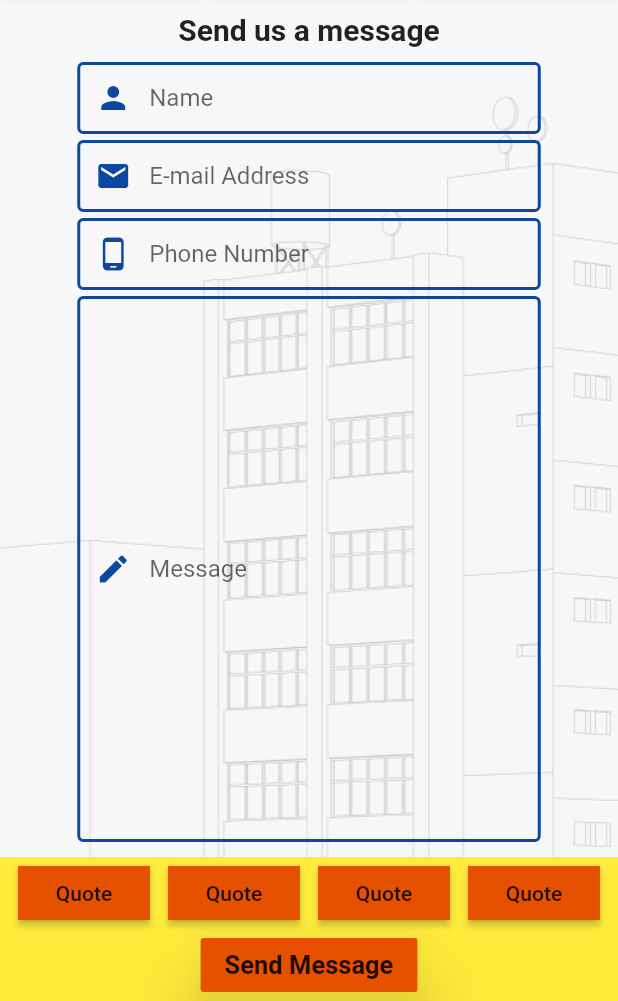
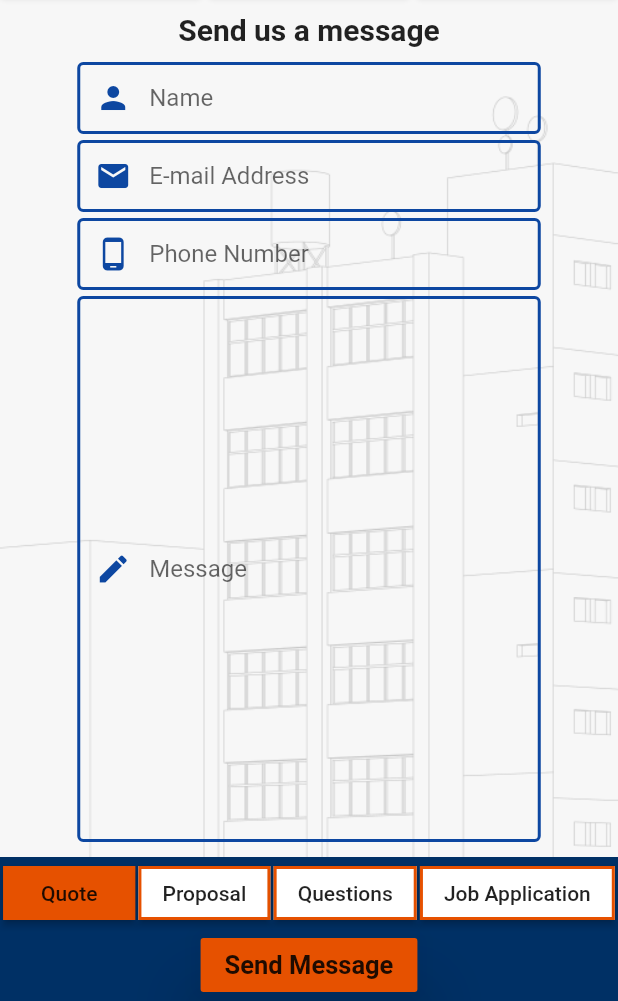
Before and after one commit to JosephLattisaw/hydris, a Flutter app: the screen it shows after launch, on a phone screen of 412 x 824 dp, the part 235-1236 px from its top. Run offline on Flutter 3.47's test engine with Material 2 defaults, Android fonts, the phone set to English and light mode, and no system bars.

Commit message:
added accurate name descriptions for toggle buttons

```diff
--- a/hydris/lib/contact_screen.dart
+++ b/hydris/lib/contact_screen.dart
@@ -227,7 +227,7 @@ class _ContactScreenState extends State<ContactScreen> {
                     height: 10,
                   ),
                   Container(
-                    color: Colors.yellow,
+                    color: Theme.of(context).primaryColor,
                     child: Column(
                       children: [
                         Row(
@@ -250,42 +250,42 @@ class _ContactScreenState extends State<ContactScreen> {
                             RaisedButton(
                               onPressed: () {
                                 setState(() {
-                                  toggleServicesIndex = 0;
+                                  toggleServicesIndex = 1;
                                 });
                               },
                               shape: RoundedRectangleBorder(
                                   side: BorderSide(
                                       color: Colors.orange[900], width: 2.0)),
-                              child: Text("Quote"),
-                              color: toggleServicesIndex == 0
+                              child: Text("Proposal"),
+                              color: toggleServicesIndex == 1
                                   ? Colors.orange[900]
                                   : Colors.white,
                             ),
                             RaisedButton(
                               onPressed: () {
                                 setState(() {
-                                  toggleServicesIndex = 0;
+                                  toggleServicesIndex = 2;
                                 });
                               },
                               shape: RoundedRectangleBorder(
                                   side: BorderSide(
                                       color: Colors.orange[900], width: 2.0)),
-                              child: Text("Quote"),
-                              color: toggleServicesIndex == 0
+                              child: Text("Questions"),
+                              color: toggleServicesIndex == 2
                                   ? Colors.orange[900]
                                   : Colors.white,
                             ),
                             RaisedButton(
                               onPressed: () {
                                 setState(() {
-                                  toggleServicesIndex = 0;
+                                  toggleServicesIndex = 3;
                                 });
                               },
                               shape: RoundedRectangleBorder(
                                   side: BorderSide(
                                       color: Colors.orange[900], width: 2.0)),
-                              child: Text("Quote"),
-                              color: toggleServicesIndex == 0
+                              child: Text("Job Application"),
+                              color: toggleServicesIndex == 3
                                   ? Colors.orange[900]
                                   : Colors.white,
                             ),
```
